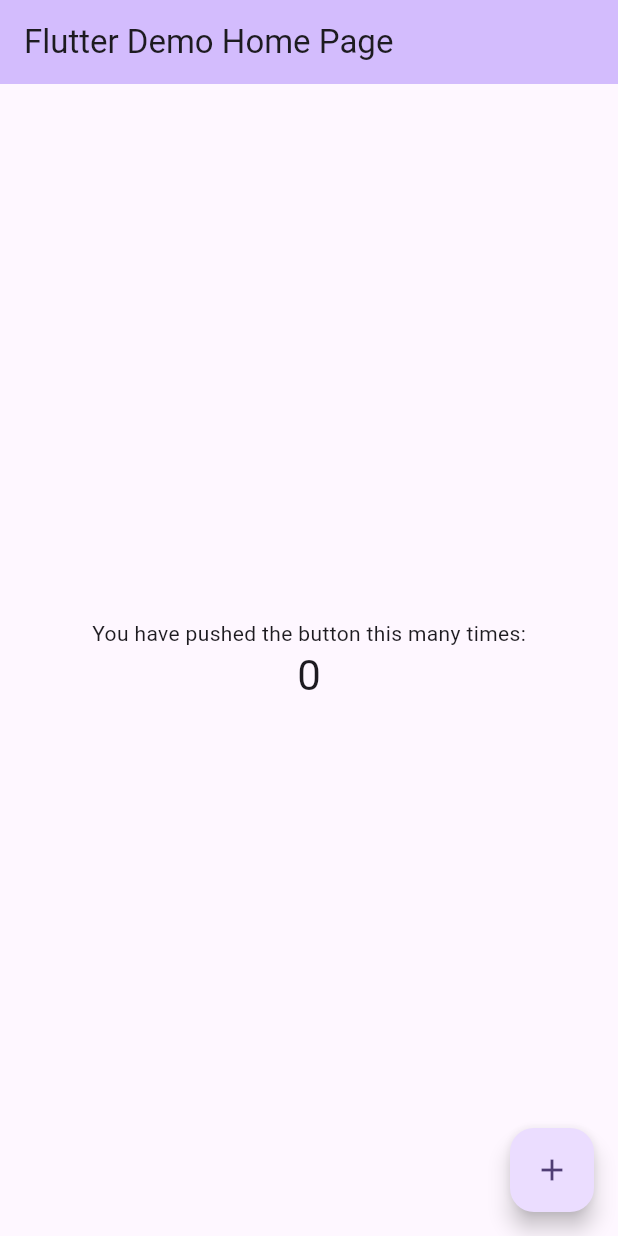
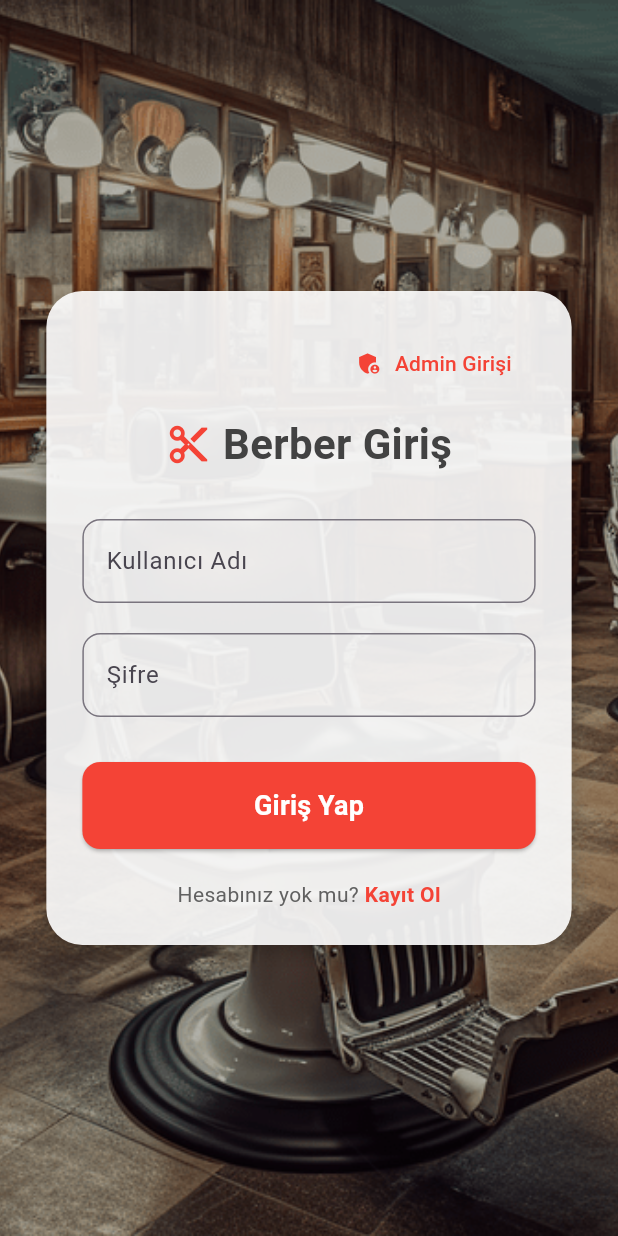
Before and after one commit to BatuhanSeyrek/Reservition_System_Mobil, a Flutter app: the screen it shows after launch, on a phone screen of 412 x 824 dp. Run offline on Flutter 3.47's test engine with Material 3 defaults, Android fonts, the light colour scheme and no system bars; our stand-ins replace flutter_secure_storage.

Commit message:
İlk commit

```diff
--- /dev/null
+++ b/devtools_options.yaml
@@ -0,0 +1,3 @@
+description: This file stores settings for Dart & Flutter DevTools.
+documentation: https://docs.flutter.dev/tools/devtools/extensions#configure-extension-enablement-states
+extensions:
--- /dev/null
+++ b/lib/core/constants.dart
@@ -0,0 +1,4 @@
+class Constants {
+  static const baseUrl =
+      "https://antone-unupbraiding-stephine.ngrok-free.dev"; // Android emulator localhost
+}
--- /dev/null
+++ b/lib/core/secure_storage.dart
@@ -0,0 +1,17 @@
+import 'package:flutter_secure_storage/flutter_secure_storage.dart';
+
+class SecureStorage {
+  final _storage = const FlutterSecureStorage();
+
+  Future<void> writeToken(String token) async {
+    await _storage.write(key: 'token', value: token);
+  }
+
+  Future<String?> readToken() async {
+    return await _storage.read(key: 'token');
+  }
+
+  Future<void> deleteToken() async {
+    await _storage.delete(key: 'token');
+  }
+}
--- a/lib/main.dart
+++ b/lib/main.dart
@@ -1,123 +1,23 @@
 import 'package:flutter/material.dart';
+import 'package:provider/provider.dart';
+import 'providers/auth_provider.dart';
+import 'screens/splash_screen.dart';
 
 void main() {
-  runApp(const MyApp());
+  runApp(MyApp());
 }
 
 class MyApp extends StatelessWidget {
-  const MyApp({super.key});
-
-  // This widget is the root of your application.
   @override
   Widget build(BuildContext context) {
-    return MaterialApp(
-      debugShowCheckedModeBanner: false,
-      title: 'Flutter Demo',
-      theme: ThemeData(
-        // This is the theme of your application.
-        //
-        // TRY THIS: Try running your application with "flutter run". You'll see
-        // the application has a purple toolbar. Then, without quitting the app,
-        // try changing the seedColor in the colorScheme below to Colors.green
-        // and then invoke "hot reload" (save your changes or press the "hot
-        // reload" button in a Flutter-supported IDE, or press "r" if you used
-        // the command line to start the app).
-        //
-        // Notice that the counter didn't reset back to zero; the application
-        // state is not lost during the reload. To reset the state, use hot
-        // restart instead.
-        //
-        // This works for code too, not just values: Most code changes can be
-        // tested with just a hot reload.
-        colorScheme: ColorScheme.fromSeed(seedColor: Colors.deepPurple),
+    return MultiProvider(
+      providers: [ChangeNotifierProvider(create: (_) => AuthProvider())],
+      child: MaterialApp(
+        debugShowCheckedModeBanner: false,
+        title: 'Flutter Login Flow',
+        theme: ThemeData(primarySwatch: Colors.blue),
+        home: SplashScreen(),
       ),
-      home: const MyHomePage(title: 'Flutter Demo Home Page'),
     );
   }
 }
-
-class MyHomePage extends StatefulWidget {
-  const MyHomePage({super.key, required this.title});
-
-  // This widget is the home page of your application. It is stateful, meaning
-  // that it has a State object (defined below) that contains fields that affect
-  // how it looks.
-
-  // This class is the configuration for the state. It holds the values (in this
-  // case the title) provided by the parent (in this case the App widget) and
-  // used by the build method of the State. Fields in a Widget subclass are
-  // always marked "final".
-
-  final String title;
-
-  @override
-  State<MyHomePage> createState() => _MyHomePageState();
-}
-
-class _MyHomePageState extends State<MyHomePage> {
-  int _counter = 0;
-
-  void _incrementCounter() {
-    setState(() {
-      // This call to setState tells the Flutter framework that something has
-      // changed in this State, which causes it to rerun the build method below
-      // so that the display can reflect the updated values. If we changed
-      // _counter without calling setState(), then the build method would not be
-      // called again, and so nothing would appear to happen.
-      _counter++;
-    });
-  }
-
-  @override
-  Widget build(BuildContext context) {
-    // This method is rerun every time setState is called, for instance as done
-    // by the _incrementCounter method above.
-    //
-    // The Flutter framework has been optimized to make rerunning build methods
-    // fast, so that you can just rebuild anything that needs updating rather
-    // than having to individually change instances of widgets.
-    return Scaffold(
-      appBar: AppBar(
-        // TRY THIS: Try changing the color here to a specific color (to
-        // Colors.amber, perhaps?) and trigger a hot reload to see the AppBar
-        // change color while the other colors stay the same.
-        backgroundColor: Theme.of(context).colorScheme.inversePrimary,
-        // Here we take the value from the MyHomePage object that was created by
-        // the App.build method, and use it to set our appbar title.
-        title: Text(widget.title),
-      ),
-      body: Center(
-        // Center is a layout widget. It takes a single child and positions it
-        // in the middle of the parent.
-        child: Column(
-          // Column is also a layout widget. It takes a list of children and
-          // arranges them vertically. By default, it sizes itself to fit its
-          // children horizontally, and tries to be as tall as its parent.
-          //
-          // Column has various properties to control how it sizes itself and
-          // how it positions its children. Here we use mainAxisAlignment to
-          // center the children vertically; the main axis here is the vertical
-          // axis because Columns are vertical (the cross axis would be
-          // horizontal).
-          //
-          // TRY THIS: Invoke "debug painting" (choose the "Toggle Debug Paint"
-          // action in the IDE, or press "p" in the console), to see the
-          // wireframe for each widget.
-          mainAxisAlignment: MainAxisAlignment.center,
-          children: <Widget>[
-            const Text('You have pushed the button this many times:'),
-            Text(
-              '$_counter',
-              style: Theme.of(context).textTheme.headlineMedium,
-            ),
-          ],
-        ),
-      ),
-      floatingActionButton: FloatingActionButton(
-        onPressed: _incrementCounter,
-        tooltip: 'Increment',
-        child: const Icon(Icons.add),
-      ), // This trailing comma makes auto-formatting nicer for build methods.
-    );
-  }
-}
--- /dev/null
+++ b/lib/models/auth_response.dart
@@ -0,0 +1,15 @@
+class AuthResponse {
+  final int id;
+  final String name; // Admin için 'name', user için 'userName' farkı var
+  final String token;
+
+  AuthResponse({required this.id, required this.name, required this.token});
+
+  factory AuthResponse.fromJson(Map<String, dynamic> json) {
+    return AuthResponse(
+      id: json['id'],
+      name: json['name'] ?? json['userName'] ?? '',
+      token: json['token'],
+    );
+  }
+}
--- /dev/null
+++ b/lib/screens/user_login.dart
@@ -0,0 +1,193 @@
+import 'package:flutter/material.dart';
+import 'package:provider/provider.dart';
+import '../providers/auth_provider.dart';
+import 'admin_login.dart';
+
+class UserLogin extends StatefulWidget {
+  @override
+  _UserLoginState createState() => _UserLoginState();
+}
+
+class _UserLoginState extends State<UserLogin> {
+  final TextEditingController _usernameController = TextEditingController();
+  final TextEditingController _passwordController = TextEditingController();
+
+  @override
+  Widget build(BuildContext context) {
+    final size = MediaQuery.of(context).size;
+
+    return Scaffold(
+      resizeToAvoidBottomInset: true,
+      body: Stack(
+        children: [
+          // Arka plan resmi (blur yerine safe overlay)
+          Container(
+            width: size.width,
+            height: size.height,
+            decoration: BoxDecoration(
+              image: DecorationImage(
+                image: AssetImage('assets/images/barbershop.jpg'),
+                fit: BoxFit.cover,
+                colorFilter: ColorFilter.mode(
+                  Colors.black.withOpacity(0.3),
+                  BlendMode.darken,
+                ),
+              ),
+            ),
+          ),
+
+          // Form container
+          Center(
+            child: SingleChildScrollView(
+              child: Container(
+                width: size.width * 0.85,
+                padding: EdgeInsets.all(24),
+                decoration: BoxDecoration(
+                  color: Colors.white.withOpacity(0.9),
+                  borderRadius: BorderRadius.circular(24),
+                  boxShadow: [
+                    BoxShadow(
+                      color: Colors.black26,
+                      blurRadius: 10,
+                      offset: Offset(0, 4),
+                    ),
+                  ],
+                ),
+                child: Column(
+                  mainAxisSize: MainAxisSize.min,
+                  children: [
+                    // Admin login link
+                    Align(
+                      alignment: Alignment.centerRight,
+                      child: TextButton.icon(
+                        onPressed: () {
+                          Navigator.push(
+                            context,
+                            MaterialPageRoute(builder: (_) => AdminLogin()),
+                          );
+                        },
+                        icon: Icon(
+                          Icons.admin_panel_settings,
+                          color: Colors.red,
+                        ),
+                        label: Text(
+                          'Admin Girişi',
+                          style: TextStyle(color: Colors.red),
+                        ),
+                      ),
+                    ),
+                    SizedBox(height: 10),
+
+                    // Başlık
+                    Row(
+                      mainAxisAlignment: MainAxisAlignment.center,
+                      children: [
+                        Icon(Icons.content_cut, color: Colors.red, size: 30),
+                        SizedBox(width: 8),
+                        Text(
+                          'Berber Giriş',
+                          style: TextStyle(
+                            fontSize: 28,
+                            fontWeight: FontWeight.bold,
+                            color: Colors.grey[800],
+                          ),
+                        ),
+                      ],
+                    ),
+                    SizedBox(height: 30),
+
+                    // Username
+                    TextField(
+                      controller: _usernameController,
+                      decoration: InputDecoration(
+                        labelText: 'Kullanıcı Adı',
+                        border: OutlineInputBorder(
+                          borderRadius: BorderRadius.circular(12),
+                        ),
+                      ),
+                    ),
+                    SizedBox(height: 20),
+
+                    // Password
+                    TextField(
+                      controller: _passwordController,
+                      obscureText: true,
+                      decoration: InputDecoration(
+                        labelText: 'Şifre',
+                        border: OutlineInputBorder(
+                          borderRadius: BorderRadius.circular(12),
+                        ),
+                      ),
+                    ),
+                    SizedBox(height: 30),
+
+                    // Login button
+                    SizedBox(
+                      width: double.infinity,
+                      child: ElevatedButton(
+                        onPressed: () async {
+                          try {
+                            await context.read<AuthProvider>().loginUser(
+                              _usernameController.text,
+                              _passwordController.text,
+                            );
+                            ScaffoldMessenger.of(context).showSnackBar(
+                              SnackBar(content: Text('Giriş başarılı!')),
+                            );
+                          } catch (e) {
+                            ScaffoldMessenger.of(context).showSnackBar(
+                              SnackBar(content: Text('Giriş başarısız!')),
+                            );
+                          }
+                        },
+                        style: ElevatedButton.styleFrom(
+                          backgroundColor: Colors.red,
+                          padding: EdgeInsets.symmetric(vertical: 16),
+                          shape: RoundedRectangleBorder(
+                            borderRadius: BorderRadius.circular(12),
+                          ),
+                        ),
+                        child: Text(
+                          'Giriş Yap',
+                          style: TextStyle(
+                            color: Colors.white,
+                            fontSize: 18,
+                            fontWeight: FontWeight.bold,
+                          ),
+                        ),
+                      ),
+                    ),
+                    SizedBox(height: 20),
+
+                    // Kayıt linki
+                    Row(
+                      mainAxisAlignment: MainAxisAlignment.center,
+                      children: [
+                        Text(
+                          'Hesabınız yok mu? ',
+                          style: TextStyle(color: Colors.grey[700]),
+                        ),
+                        GestureDetector(
+                          onTap: () {
+                            Navigator.pushNamed(context, '/userRegister');
+                          },
+                          child: Text(
+                            'Kayıt Ol',
+                            style: TextStyle(
+                              color: Colors.red,
+                              fontWeight: FontWeight.bold,
+                            ),
+                          ),
+                        ),
+                      ],
+                    ),
+                  ],
+                ),
+              ),
+            ),
+          ),
+        ],
+      ),
+    );
+  }
+}
```
Also changed, not shown: lib/models/login_request.dart (added, +8 -0 lines), lib/providers/auth_provider.dart (added, +40 -0 lines), lib/screens/admin_home.dart (added, +33 -0 lines), lib/screens/admin_login.dart (added, +178 -0 lines), lib/screens/splash_screen.dart (added, +43 -0 lines), lib/services/auth_service.dart (added, +38 -0 lines), pubspec.yaml (+10 -2 lines), assets/images/barbershop.jpg (added), pubspec.lock, 7 other files.
